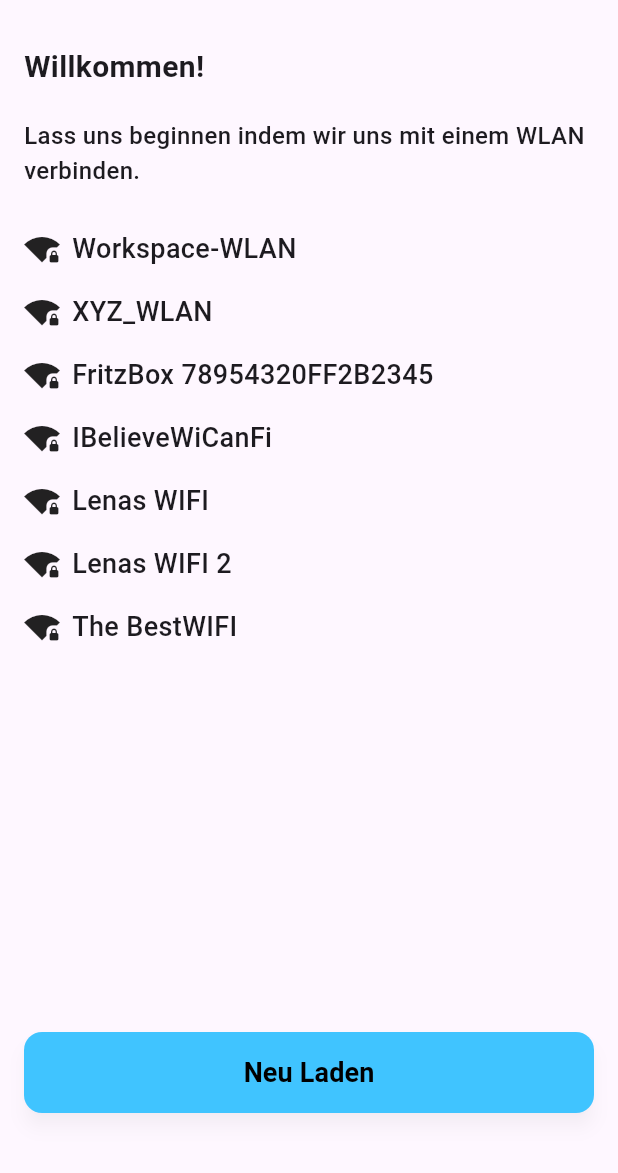
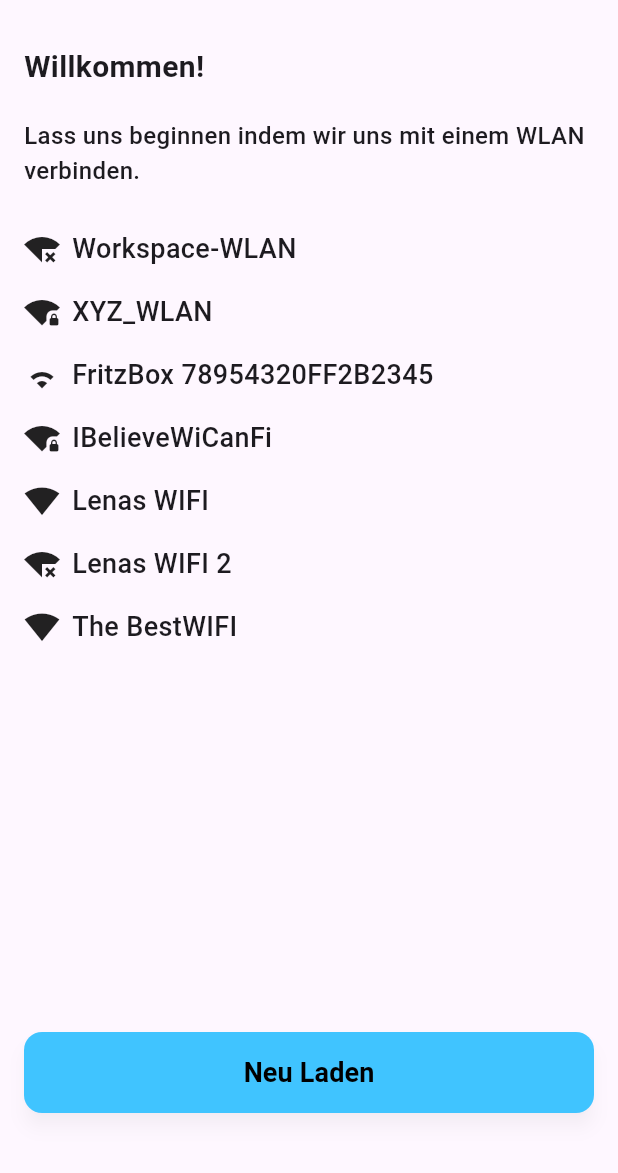
Before and after one commit to VladyslavaLila/wlan-connector, a Flutter app: the screen it shows after launch, on a phone screen of 412 x 824 dp, the part 63-1236 px from its top. Run offline on Flutter 3.47's test engine with Material 3 defaults, Android fonts, the phone set to English and light mode, and no system bars; our stand-ins replace flutter_bloc, freezed_annotation.

Commit message:
Add connection service and GetConnectionStatus

```diff
--- a/wlan_connector/lib/presentation/bloc/wlan_state.dart
+++ b/wlan_connector/lib/presentation/bloc/wlan_state.dart
@@ -1,4 +1,5 @@
 import 'package:freezed_annotation/freezed_annotation.dart';
+import 'package:wlan_connector/presentation/constants/get_conenctions_status.dart';
 import 'package:wlan_connector/presentation/constants/refresh_status.dart';
 import 'package:wlan_connector/presentation/constants/validation_status.dart';
 import 'package:wlan_connector/domain/model/wlan.dart';
@@ -8,6 +9,7 @@ part 'wlan_state.freezed.dart';
 @freezed
 class WlanState with _$WlanState {
   const factory WlanState({
+    GetConnectionsStatus? getConnectionsStatus,
     RefreshStatus? refreshStatus,
     ValidationStatus? validationStatus,
     List<Wlan>? wlanConnections,
--- /dev/null
+++ b/wlan_connector/lib/presentation/constants/get_conenctions_status.dart
@@ -0,0 +1 @@
+enum GetConnectionsStatus { loading, success, error }
--- a/wlan_connector/lib/presentation/widgets/wifi_tile.dart
+++ b/wlan_connector/lib/presentation/widgets/wifi_tile.dart
@@ -1,19 +1,20 @@
 import 'package:flutter/material.dart';
+import 'package:wlan_connector/presentation/constants/connection_quality.dart';
 import 'package:wlan_connector/presentation/widgets/enter_password_dialog.dart';
 
 class WifiTile extends StatelessWidget {
-  final String name;
-  final bool obscureText;
-  final VoidCallback obscurePassword;
-
   const WifiTile({
     super.key,
     required this.name,
-    required this.obscureText,
-    required this.obscurePassword,
+    required this.quality,
+    required this.isLocked,
   });
 
-  Future<void> _showTextFieldDialog(BuildContext context, bool obscureText, VoidCallback obscurePassword) async {
+  final String name;
+  final ConnectionQuality quality;
+  final bool isLocked;
+
+  Future<void> _showTextFieldDialog(BuildContext context) async {
     await showDialog(
       context: context,
       builder: (BuildContext context) => EnterPasswordDialog(),
@@ -24,13 +25,13 @@ class WifiTile extends StatelessWidget {
   Widget build(BuildContext context) {
     return InkWell(
       onTap: () async {
-        await _showTextFieldDialog(context, obscureText, obscurePassword);
+        await _showTextFieldDialog(context);
       },
       child: Padding(
         padding: const EdgeInsets.symmetric(vertical: 8),
         child: Row(
           children: [
-            const Icon(Icons.wifi_lock_outlined),
+            _getConnectionIcon(quality, isLocked),
             const SizedBox(width: 8),
             Text(
               name,
@@ -44,4 +45,32 @@ class WifiTile extends StatelessWidget {
       ),
     );
   }
+
+  Icon _getConnectionIcon(ConnectionQuality quality, bool isLocked) {
+    if (isLocked) {
+      switch (quality) {
+        case ConnectionQuality.low:
+          return const Icon(Icons.signal_wifi_connected_no_internet_4);
+        case ConnectionQuality.medium:
+          return const Icon(Icons.signal_wifi_4_bar_lock);
+        case ConnectionQuality.high:
+          return const Icon(Icons.signal_wifi_4_bar_lock);
+
+        default:
+          return const Icon(Icons.wifi_lock_outlined);
+      }
+    } else {
+      switch (quality) {
+        case ConnectionQuality.low:
+          return const Icon(Icons.signal_wifi_0_bar);
+        case ConnectionQuality.medium:
+          return const Icon(Icons.wifi_2_bar);
+        case ConnectionQuality.high:
+          return const Icon(Icons.signal_wifi_4_bar);
+
+        default:
+          return const Icon(Icons.wifi);
+      }
+    }
+  }
 }
--- a/wlan_connector/lib/presentation/wlan_connector_page.dart
+++ b/wlan_connector/lib/presentation/wlan_connector_page.dart
@@ -1,5 +1,7 @@
 import 'package:flutter/material.dart';
 import 'package:flutter_bloc/flutter_bloc.dart';
+import 'package:wlan_connector/presentation/constants/connection_quality.dart';
+import 'package:wlan_connector/presentation/constants/get_conenctions_status.dart';
 import 'package:wlan_connector/presentation/constants/refresh_status.dart';
 import 'package:wlan_connector/presentation/bloc/wlan_bloc.dart';
 import 'package:wlan_connector/presentation/bloc/wlan_event.dart';
@@ -12,14 +14,14 @@ class WlanConnectorPage extends StatelessWidget {
 
   @override
   Widget build(BuildContext context) {
-    return BlocConsumer<WlanBloc, WlanState>(
-        listener: (context, state) {},
-        builder: (context, state) {
+    return BlocBuilder<WlanBloc, WlanState>(builder: (context, state) {
       return Scaffold(
         appBar: AppBar(
           title: Text('WLAN Connector', style: Theme.of(context).appBarTheme.titleTextStyle),
         ),
-            body: Padding(
+        body: state.getConnectionsStatus == GetConnectionsStatus.loading
+            ? const Center(child: CircularProgressIndicator(color: Colors.black))
+            : Padding(
                 padding: const EdgeInsets.all(16),
                 child: Column(
                   crossAxisAlignment: CrossAxisAlignment.start,
@@ -39,9 +41,8 @@ class WlanConnectorPage extends StatelessWidget {
                         itemCount: state.wlanConnections?.length,
                         itemBuilder: (context, index) => WifiTile(
                           name: state.wlanConnections?[index].name ?? '',
-                        obscureText: state.obscurePassword ?? true,
-                        obscurePassword: () =>
-                            context.read<WlanBloc>().add(ObscurePasswordEvent(state.obscurePassword ?? true)),
+                          quality: state.wlanConnections?[index].connectionQuality ?? ConnectionQuality.low,
+                          isLocked: state.wlanConnections?[index].isLocked ?? false,
                         ),
                       ),
                     ),
```
Also changed, not shown: wlan_connector/lib/domain/service/connection_service.dart (+20 -3 lines), wlan_connector/lib/presentation/bloc/wlan_bloc.dart (+21 -13 lines), wlan_connector/lib/presentation/bloc/wlan_state.freezed.dart. Lines whose indentation alone changed are shown as unchanged.
